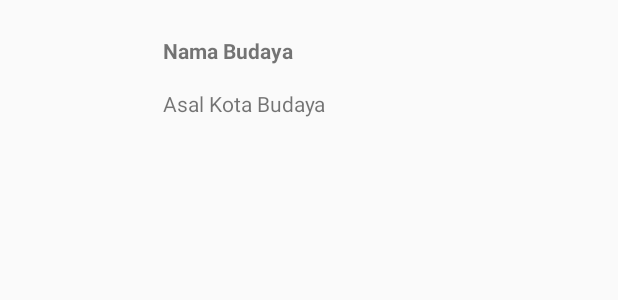
After one commit to aramadsanar/budayaid, an Android app: the layout budaya_entry.xml on its own in the app's theme, with its tools: preview values and no code run, on a phone screen of 412 x 824 dp. The commit adds this screen. Shown: the top 300 px of the screen. Run offline under Robolectric (Android 15) with nearby library versions, the phone set to English and light mode, and no system bars.

Commit message:
Implemented basic DataPool and made basic layout for each Budaya entry on the future RecyclerView

```diff
--- a/app/src/main/AndroidManifest.xml
+++ b/app/src/main/AndroidManifest.xml
@@ -1,7 +1,6 @@
 <?xml version="1.0" encoding="utf-8"?>
 <manifest xmlns:android="http://schemas.android.com/apk/res/android"
     package="com.example.armada_nasar.budayaid">
-
 
     <application
         android:allowBackup="true"
@@ -21,10 +20,11 @@
         <meta-data
             android:name="com.google.android.gms.version"
             android:value="@integer/google_play_services_version" />
-
         <meta-data
             android:name="com.google.android.geo.API_KEY"
             android:value="AIzaSyD5fQZF458EfhWdPikZMRQFYFCjWJAjNnk" />
+
+        <activity android:name=".ViewBudayaActivity"></activity>
     </application>
 
 </manifest>
--- a/app/src/main/java/com/example/armada_nasar/budayaid/MainActivity.java
+++ b/app/src/main/java/com/example/armada_nasar/budayaid/MainActivity.java
@@ -1,8 +1,10 @@
 package com.example.armada_nasar.budayaid;
 
 import android.app.FragmentManager;
+import android.content.Intent;
 import android.support.v7.app.AppCompatActivity;
 import android.os.Bundle;
+import android.view.View;
 import android.widget.Toast;
 
 import com.google.android.gms.maps.GoogleMap;
@@ -37,6 +39,10 @@ public class MainActivity extends AppCompatActivity implements OnMapReadyCallbac
     @Override
     public boolean onMarkerClick(Marker marker) {
         Toast.makeText(getApplicationContext(), "NOT IMPLEMENTED YET!", Toast.LENGTH_LONG).show();
+        Intent i  = new Intent(MainActivity.this, ViewBudayaActivity.class);
+        i.putExtra("province", marker.getTitle());
+        startActivity(i);
+
         return true;
     }
 }
--- /dev/null
+++ b/app/src/main/res/layout/budaya_entry.xml
@@ -0,0 +1,32 @@
+<?xml version="1.0" encoding="utf-8"?>
+<LinearLayout xmlns:android="http://schemas.android.com/apk/res/android"
+    android:layout_width="match_parent"
+    xmlns:tools="http://schemas.android.com/tools"
+    android:orientation="horizontal"
+    android:layout_height="wrap_content"
+    android:padding="16dp">
+
+    <ImageView
+        android:layout_width="0dp"
+        android:layout_weight="1.5"
+        android:layout_height="match_parent" />
+    <LinearLayout
+        android:layout_weight="3"
+        android:layout_width="wrap_content"
+        android:layout_height="match_parent"
+        android:orientation="vertical"
+        >
+        <TextView
+            android:layout_width="wrap_content"
+            android:layout_height="wrap_content"
+            tools:text="Nama Budaya"
+            android:textStyle="bold"
+            android:textSize="14sp"
+            android:padding="8dp"/>
+        <TextView
+            android:layout_width="wrap_content"
+            android:layout_height="wrap_content"
+            tools:text="Asal Kota Budaya"
+            android:padding="8dp"/>
+    </LinearLayout>
+</LinearLayout>
```
Also changed, not shown: app/src/main/java/com/example/armada_nasar/budayaid/Budaya.java (added, +60 -0 lines), app/src/main/java/com/example/armada_nasar/budayaid/DataPool.java (added, +20 -0 lines), app/src/main/java/com/example/armada_nasar/budayaid/ViewBudayaActivity.java (added, +26 -0 lines), app/src/main/res/layout/activity_view_budaya.xml (added, +12 -0 lines).
